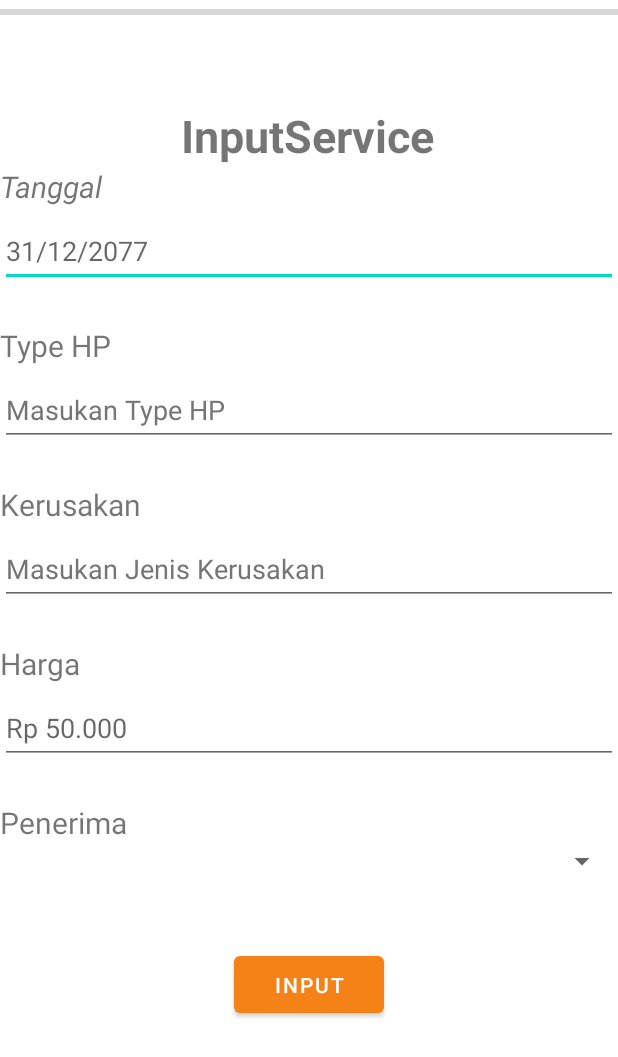
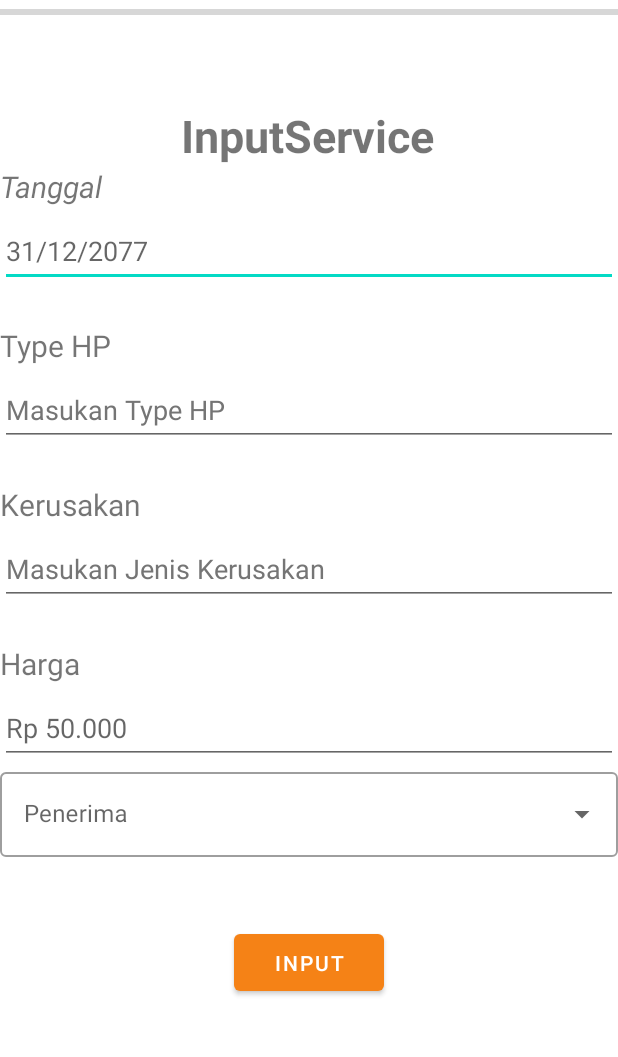
Before and after one commit to mbieeh5/gloryApps, an Android app: the AddActivity screen opened directly, with no data from a screen before it, on a phone screen of 412 x 824 dp. Shown: the top 1057 px of the screen. Run offline under Robolectric (Android 15) with nearby library versions, the phone set to English and light mode, and no system bars; our stand-ins replace Firebase (no records; nobody signed in at launch, a user with empty details on screens opened directly); 1 statement that could not run was skipped.

Commit message:
update 5.3.15

```diff
--- a/app/src/main/java/com/rraf/gloryservices/activity/AddActivity.java
+++ b/app/src/main/java/com/rraf/gloryservices/activity/AddActivity.java
@@ -6,7 +6,8 @@ import androidx.appcompat.app.AppCompatActivity;
 import android.app.DatePickerDialog;
 import android.os.Bundle;
 import android.view.View;
-import android.widget.Button;
+import android.widget.ArrayAdapter;
+import android.widget.AutoCompleteTextView;
 import android.widget.DatePicker;
 import android.widget.Toast;
 
@@ -17,10 +18,8 @@ import com.google.firebase.database.FirebaseDatabase;
 import com.rraf.gloryservices.R;
 import com.rraf.gloryservices.adaptor.InputClass;
 import com.rraf.gloryservices.databinding.ActivityAddBinding;
-import com.rraf.gloryservices.databinding.ActivityHomeBinding;
 
 import java.util.Calendar;
-import java.util.Random;
 
 public class AddActivity extends AppCompatActivity {
 
@@ -28,6 +27,8 @@ public class AddActivity extends AppCompatActivity {
     String iTgl, iHp, iRsk, iHrg;
     FirebaseDatabase db;
     DatabaseReference reference;
+    AutoCompleteTextView atex;
+    ArrayAdapter<String> adapter;
 
     @Override
     protected void onCreate(Bundle savedInstanceState) {
@@ -54,6 +55,9 @@ public class AddActivity extends AppCompatActivity {
                 datePickerDialog.show();
             }
         });
+        adapter = new ArrayAdapter<String>(this, R.menu.dropdown_item_name, items);
+        atex = binding.autoComplete;
+        binding.autoComplete.setAdapter(adapter);
 
         binding.btnInput.setOnClickListener(new View.OnClickListener() {
             @Override
@@ -62,9 +66,9 @@ public class AddActivity extends AppCompatActivity {
                 iHp = binding.iHp.getText().toString();
                 iRsk = binding.iRsk.getText().toString();
                 iHrg = binding.iHrg.getText().toString();
-                iPenerima = binding.iPenerima.getText().toString();
+
                 if(!iTgl.isEmpty() && !iHp.isEmpty() && !iRsk.isEmpty() && !iHrg.isEmpty()) {
-                    InputClass inputClass = new InputClass(iTgl, iPenerima, iHp, iRsk, iHrg);
+                    InputClass inputClass = new InputClass(iTgl, iHp, iRsk, iHrg);
                     db = FirebaseDatabase.getInstance();
                     reference = db.getReference("Service");
                     reference.child("dataService").push().setValue(inputClass).addOnCompleteListener(new OnCompleteListener<Void>() {
--- a/app/src/main/res/layout/activity_add.xml
+++ b/app/src/main/res/layout/activity_add.xml
@@ -138,38 +138,33 @@
         android:id="@+id/iHrg"
         android:layout_width="fill_parent"
         android:layout_height="wrap_content"
+        android:layout_marginTop="5dp"
+        android:autofillHints=""
+        android:ems="10"
         android:focusableInTouchMode="true"
-        android:layout_marginStart="0dp"
-        android:layout_marginTop="5dp"
-        android:layout_marginEnd="0dp"
-        android:ems="10"
+        android:hint="@string/h_hrg"
         android:inputType="number"
         android:minHeight="48dp"
-        android:hint="@string/h_hrg"
         app:layout_constraintEnd_toEndOf="parent"
+        app:layout_constraintHorizontal_bias="0.0"
         app:layout_constraintStart_toStartOf="parent"
-        app:layout_constraintTop_toBottomOf="@+id/tv_hrg"
-        android:autofillHints="" />
+        app:layout_constraintTop_toBottomOf="@+id/tv_hrg" />
 
-    <TextView
+    <com.google.android.material.textfield.TextInputLayout
         android:id="@+id/tvPenerima"
-        android:layout_width="fill_parent"
+        android:layout_width="match_parent"
         android:layout_height="wrap_content"
-        android:text="@string/t_penerima"
-        android:textSize="20sp"
-        android:layout_marginTop="25dp"
-        app:layout_constraintEnd_toEndOf="parent"
-        app:layout_constraintStart_toStartOf="parent"
+        android:hint="@string/t_penerima"
         app:layout_constraintTop_toBottomOf="@+id/iHrg"
-        />
-    <Spinner
-        android:id="@+id/spinner"
-        android:layout_width="wrap_content"
-        android:layout_height="wrap_content"
-        app:layout_constraintEnd_toEndOf="parent"
-        app:layout_constraintTop_toBottomOf="@+id/tvPenerima"
-        tools:listitem="@menu/dropdown_item_name"
-        />
+        style="@style/Widget.MaterialComponents.TextInputLayout.OutlinedBox.ExposedDropdownMenu">
+        <AutoCompleteTextView
+            android:id="@+id/autoComplete"
+            android:layout_width="match_parent"
+            android:layout_height="match_parent"
+            android:inputType="none"/>
+
+
+    </com.google.android.material.textfield.TextInputLayout>
 
     <Button
         android:id="@+id/btnInput"
@@ -183,7 +178,7 @@
         android:text="@string/b_input"
         app:layout_constraintEnd_toEndOf="parent"
         app:layout_constraintStart_toStartOf="parent"
-        app:layout_constraintTop_toBottomOf="@+id/spinner" />
+        app:layout_constraintTop_toBottomOf="@+id/tvPenerima" />
 
 
 </androidx.constraintlayout.widget.ConstraintLayout>
```
Also changed, not shown: app/src/main/java/com/rraf/gloryservices/adaptor/InputClass.java (+4 -5 lines), app/src/main/res/values/strings.xml (+9 -0 lines).
